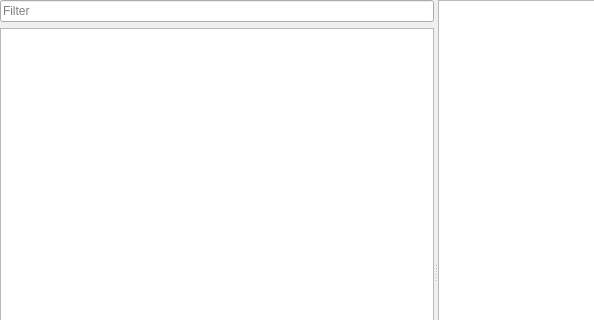
Above: src/forms/twowaylist.ui from yunag/QLibraryManagementSystem before the change; both pictures show x 0 to 594 and y 0 to 320 of the 871 by 543 pixel window. Below: the same form after it.
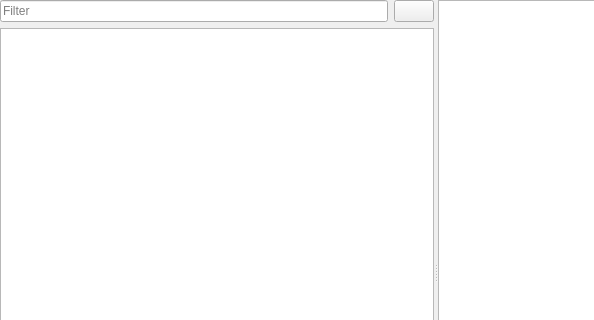
That is the form after the change. Icons and pictures are not drawn. Custom widgets are drawn as their Qt base class.

```diff
--- a/src/forms/twowaylist.ui
+++ b/src/forms/twowaylist.ui
@@ -31,14 +31,28 @@
      <property name="orientation">
       <enum>Qt::Horizontal</enum>
      </property>
-     <widget class="QWidget" name="layoutWidget">
+     <widget class="QWidget" name="">
       <layout class="QVBoxLayout" name="verticalLayout">
        <item>
+        <layout class="QHBoxLayout" name="horizontalLayout">
+         <item>
         <widget class="QLineEdit" name="lineEdit">
          <property name="placeholderText">
           <string>Filter</string>
          </property>
         </widget>
+         </item>
+         <item>
+          <widget class="QPushButton" name="syncButton">
+           <property name="text">
+            <string/>
+           </property>
+           <property name="icon">
+            <iconset theme="state-sync"/>
+           </property>
+          </widget>
+         </item>
+        </layout>
        </item>
        <item>
         <widget class="DragDropListView" name="leftListView">
```
Lines whose indentation alone changed are shown as unchanged.
